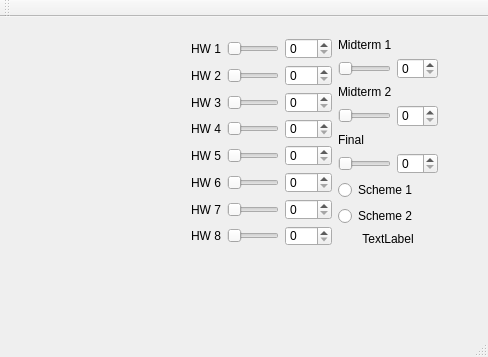
chaue/gradecalculator, file gradecalc.ui: the form before one commit.
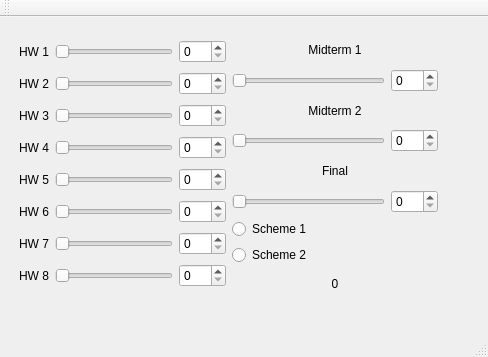
The form after the commit.

Commit message: added signals/slots and schemes

The edit to the form file:
```diff
--- a/gradecalc.ui
+++ b/gradecalc.ui
@@ -17,10 +17,10 @@
    <widget class="QWidget" name="">
     <property name="geometry">
      <rect>
-      <x>180</x>
-      <y>10</y>
-      <width>269</width>
-      <height>230</height>
+      <x>8</x>
+      <y>9</y>
+      <width>441</width>
+      <height>281</height>
      </rect>
     </property>
     <layout class="QHBoxLayout" name="horizontalLayout_12">
@@ -259,19 +259,29 @@
          <property name="text">
           <string>Midterm 1</string>
          </property>
+         <property name="alignment">
+          <set>Qt::AlignCenter</set>
+         </property>
         </widget>
        </item>
        <item>
         <layout class="QHBoxLayout" name="horizontalLayout_9">
          <item>
           <widget class="QSlider" name="testslider1">
+           <property name="maximum">
+            <number>100</number>
+           </property>
            <property name="orientation">
             <enum>Qt::Horizontal</enum>
            </property>
           </widget>
          </item>
          <item>
-          <widget class="QSpinBox" name="testbox1"/>
+          <widget class="QSpinBox" name="testbox1">
+           <property name="maximum">
+            <number>100</number>
+           </property>
+          </widget>
          </item>
         </layout>
        </item>
@@ -280,19 +290,29 @@
          <property name="text">
           <string>Midterm 2</string>
          </property>
+         <property name="alignment">
+          <set>Qt::AlignCenter</set>
+         </property>
         </widget>
        </item>
        <item>
         <layout class="QHBoxLayout" name="horizontalLayout_10">
          <item>
           <widget class="QSlider" name="testslider2">
+           <property name="maximum">
+            <number>100</number>
+           </property>
            <property name="orientation">
             <enum>Qt::Horizontal</enum>
            </property>
           </widget>
          </item>
          <item>
-          <widget class="QSpinBox" name="testbox2"/>
+          <widget class="QSpinBox" name="testbox2">
+           <property name="maximum">
+            <number>100</number>
+           </property>
+          </widget>
          </item>
         </layout>
        </item>
@@ -301,19 +321,29 @@
          <property name="text">
           <string>Final</string>
          </property>
+         <property name="alignment">
+          <set>Qt::AlignCenter</set>
+         </property>
         </widget>
        </item>
        <item>
         <layout class="QHBoxLayout" name="horizontalLayout_11">
          <item>
           <widget class="QSlider" name="testslider3">
+           <property name="maximum">
+            <number>100</number>
+           </property>
            <property name="orientation">
             <enum>Qt::Horizontal</enum>
            </property>
           </widget>
          </item>
          <item>
-          <widget class="QSpinBox" name="testbox3"/>
+          <widget class="QSpinBox" name="testbox3">
+           <property name="maximum">
+            <number>100</number>
+           </property>
+          </widget>
          </item>
         </layout>
        </item>
@@ -334,7 +364,7 @@
        <item>
         <widget class="QLabel" name="label">
          <property name="text">
-          <string>TextLabel</string>
+          <string>0</string>
          </property>
          <property name="alignment">
           <set>Qt::AlignCenter</set>
```
The commit also changes 2 other files.
